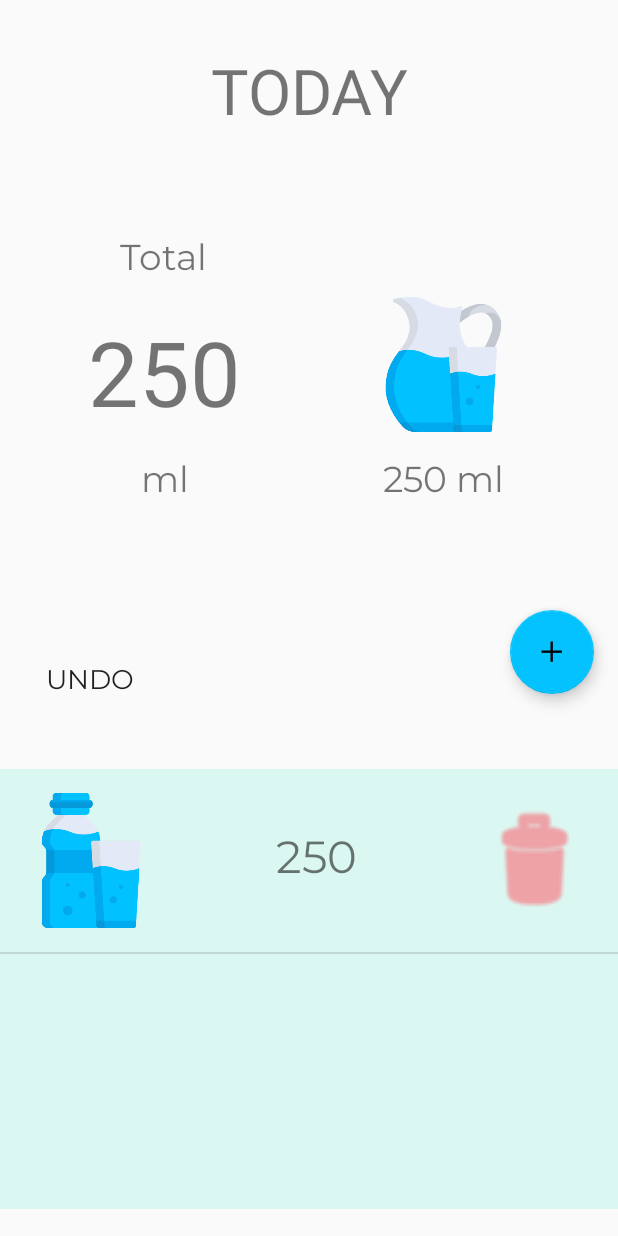
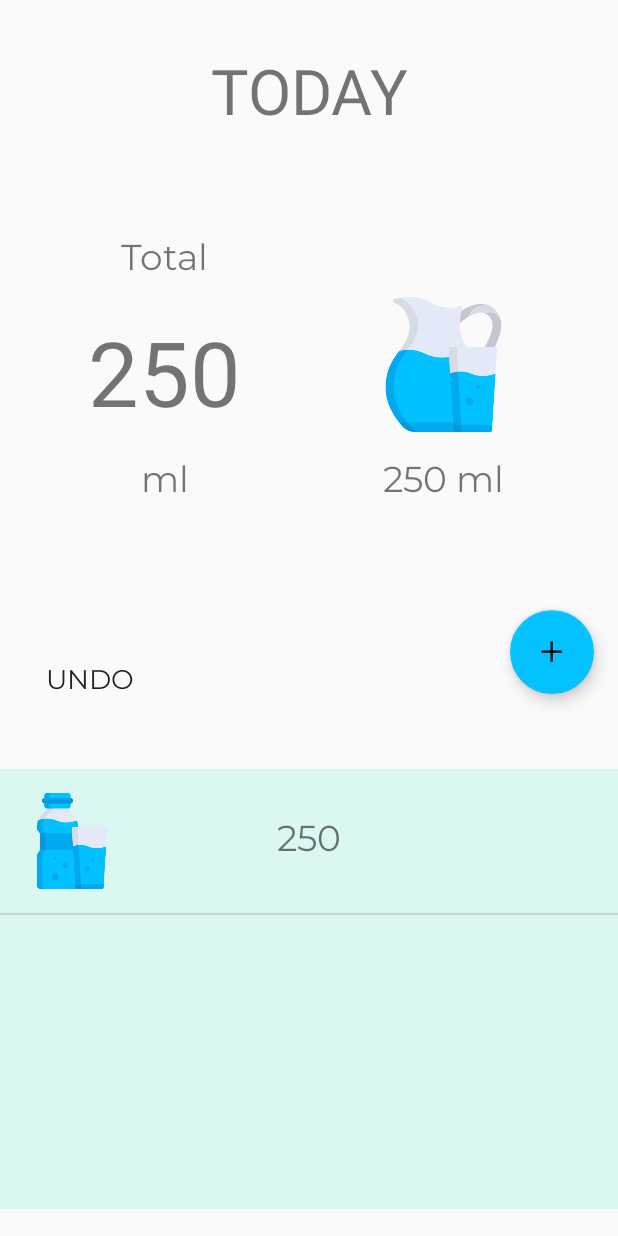
Before and after one commit to EmmaBorkent/DrinkWater, an Android app: the screen it shows after launch (MainActivity), after a tap on an icon or button, on a phone screen of 412 x 824 dp. Run offline under Robolectric (Android 15) with nearby library versions, the phone set to English and light mode, and no system bars; Roboto replaces fonts that are not available here.

Commit message:
made the delete button on listitem ivisible, because I cannot get it work. Made the undo button work instead. Also made variables for glass and bottle and implemented this

```diff
--- a/app/src/main/java/com/ishiki/mizuwodrinkwater/controller/MainActivity.kt
+++ b/app/src/main/java/com/ishiki/mizuwodrinkwater/controller/MainActivity.kt
@@ -4,28 +4,25 @@ import android.content.Intent
 import android.os.Bundle
 import android.support.v7.app.AppCompatActivity
 import android.view.View
-//import android.widget.ArrayAdapter
 import com.ishiki.mizuwodrinkwater.R
 import com.ishiki.mizuwodrinkwater.adapters.TodayDrinksAdapter
-import com.ishiki.mizuwodrinkwater.model.Drinks
+import com.ishiki.mizuwodrinkwater.services.DataService.bottle
 import com.ishiki.mizuwodrinkwater.utilities.EXTRA_AMOUNT
 import com.ishiki.mizuwodrinkwater.services.DataService.drinksToday
+import com.ishiki.mizuwodrinkwater.services.DataService.glass
 import com.ishiki.mizuwodrinkwater.utilities.EXTRA_DAILY
-//import com.ishiki.mizuwodrinkwater.utilities.EXTRA_LIST
 import kotlinx.android.synthetic.main.activity_main.*
 
 class MainActivity : AppCompatActivity() {
 
-    var dailyTotal = 0
-    var waterAmount = 250
-//    private var drinksToday: MutableList<String> = mutableListOf()
+    private var dailyTotal = 0
+    private var waterAmount = 250
     private lateinit var adapter: TodayDrinksAdapter
 
     override fun onSaveInstanceState(outState: Bundle?) {
         super.onSaveInstanceState(outState)
         outState?.run {
             putInt(EXTRA_DAILY, dailyTotal)
-//            putStringArray(EXTRA_LIST, drinksToday.toTypedArray())
         }
     }
 
@@ -36,11 +33,6 @@ class MainActivity : AppCompatActivity() {
         savedInstanceState?.run {
             dailyTotal = getInt(EXTRA_DAILY)
             mainTextDailyTotal.text = dailyTotal.toString()
-
-//            val list = getStringArray(EXTRA_LIST)
-//            if (list != null) {
-//                drinksToday = list.toMutableList()
-//            }
         }
 
         dailyTotal = intent.getIntExtra(EXTRA_DAILY, dailyTotal)
@@ -49,9 +41,6 @@ class MainActivity : AppCompatActivity() {
         waterAmount = intent.getIntExtra(EXTRA_AMOUNT, waterAmount)
         mainWaterAmount.text = getString(R.string.basic_amount, waterAmount)
 
-        // Must be in onCreate
-//        adapter = ArrayAdapter(this, android.R.layout.simple_list_item_1, drinksToday)
-//        drinksTodayList.adapter = adapter
         adapter = TodayDrinksAdapter(this, drinksToday)
         drinksTodayList.adapter = adapter
 
@@ -62,50 +51,26 @@ class MainActivity : AppCompatActivity() {
 
     fun addWaterClick(@Suppress("UNUSED_PARAMETER") view: View) {
         mainTextDailyTotal.text = addWater().toString()
-//        drinksToday.add(0,"$waterAmount ml")
         if (mainWaterAmount.text == "250 ml") {
-            drinksToday.add(0, Drinks("glass", "water01", "250", "ml"))
+//            drinksToday.add(0, Drinks("glass", "water01", "250", "ml"))
+            drinksToday.add(0, glass)
         } else {
-            drinksToday.add(0, Drinks("bottle", "water02", "500", "ml"))
+//            drinksToday.add(0, Drinks("bottle", "water02", "500", "ml"))
+            drinksToday.add(0, bottle)
         }
-
         adapter.notifyDataSetChanged()
-
-        // Print to check
-//        println(drinksToday.toString())
     }
 
     fun removeWaterClick(@Suppress("UNUSED_PARAMETER") view: View) {
         if (dailyTotal > 0 || drinksToday.isNotEmpty()) {
-            mainTextDailyTotal.text = removeWater().toString()
+//            mainTextDailyTotal.text = removeWater().toString()
+            val volume = drinksToday[0].volume
+            dailyTotal -= volume.toInt()
+            mainTextDailyTotal.text = dailyTotal.toString()
             drinksToday.removeAt(0)
             adapter.notifyDataSetChanged()
-
-            // Print to check
-//            println(drinksToday.toString())
         }
     }
-
-//    fun deleteDrinkFromList(view: View) {
-//        mainTextDailyTotal.text = removeWater().toString()
-//
-//        val count = adapter.count
-//        for (i in drinksToday) {
-//            drinksToday.remove(adapter.getItem())
-//        }
-//        if (waterAmount == 250) {
-//            drinksToday.remove(Drinks("glass", "water01", "250", "ml"))
-//        } else {
-//            drinksToday.remove(Drinks("bottle", "water02", "500", "ml"))
-//        }
-////        adapter.notifyDataSetChanged()
-////        drinksTodayList.invalidateViews()
-//    }
-
-//    int count = adapter.getCount();
-//    for (int i = 0; i < count; i++) {
-//        adapter.remove(adapter.getItem(i));
-//    }
 
     fun setGlassClick(@Suppress("UNUSED_PARAMETER") view: View) {
         val setGlassIntent = Intent(this, SetGlassActivity::class.java)
@@ -117,9 +82,4 @@ class MainActivity : AppCompatActivity() {
         dailyTotal += waterAmount
         return dailyTotal
     }
-
-    private fun removeWater(): Int {
-        dailyTotal -= waterAmount
-        return dailyTotal
-    }
 }
--- a/app/src/main/java/com/ishiki/mizuwodrinkwater/controller/SetGlassActivity.kt
+++ b/app/src/main/java/com/ishiki/mizuwodrinkwater/controller/SetGlassActivity.kt
@@ -18,7 +18,6 @@ class SetGlassActivity : AppCompatActivity() {
         setContentView(R.layout.activity_set_glass)
 
         dailyTotal = intent.getIntExtra(EXTRA_DAILY, dailyTotal)
-        println("The total is $dailyTotal")
     }
 
     fun setGlass250(@Suppress("UNUSED_PARAMETER") view: View) {
--- a/app/src/main/java/com/ishiki/mizuwodrinkwater/services/DataService.kt
+++ b/app/src/main/java/com/ishiki/mizuwodrinkwater/services/DataService.kt
@@ -10,6 +10,9 @@ object DataService {
     // When putting it back, remember to also put back the import.
     var drinksToday: MutableList<Drinks> = mutableListOf()
 
+    val glass = Drinks("glass", "water01", "250", "ml")
+    val bottle = Drinks("bottle", "water02", "500", "ml")
+
 //    val glasses = listOf<Drinks>(
 //        Drinks("glass", "water01", "250", "ml"),
 //        Drinks("bottle", "water02", "500", "ml")
--- a/app/src/main/res/layout/activity_main.xml
+++ b/app/src/main/res/layout/activity_main.xml
@@ -21,7 +21,7 @@
             app:layout_constraintStart_toStartOf="parent"
             android:layout_marginEnd="16dp"
             app:layout_constraintEnd_toEndOf="parent"
-            />
+            android:textAlignment="center"/>
 
     <TextView
             android:id="@+id/mainTextIntake"
@@ -37,7 +37,8 @@
             app:layout_constraintStart_toStartOf="parent"
             android:layout_marginEnd="16dp"
             app:layout_constraintEnd_toEndOf="parent"
-            app:layout_constraintHorizontal_bias="0.2"/>
+            app:layout_constraintHorizontal_bias="0.2"
+            android:textAlignment="center"/>
 
     <TextView
             android:id="@+id/mainTextDailyTotal"
@@ -51,7 +52,8 @@
             android:layout_marginTop="16dp"
             android:layout_marginBottom="16dp"
             app:layout_constraintStart_toStartOf="@+id/mainTextIntake"
-            app:layout_constraintEnd_toEndOf="@+id/mainTextIntake"/>
+            app:layout_constraintEnd_toEndOf="@+id/mainTextIntake"
+            android:textAlignment="center"/>
 
     <TextView
             android:id="@+id/mainTextUnit"
@@ -63,7 +65,8 @@
             app:layout_constraintTop_toBottomOf="@+id/mainTextDailyTotal"
             app:layout_constraintBottom_toTopOf="@+id/guideline2"
             app:layout_constraintStart_toStartOf="@+id/mainTextDailyTotal"
-            app:layout_constraintEnd_toEndOf="@+id/mainTextDailyTotal"/>
+            app:layout_constraintEnd_toEndOf="@+id/mainTextDailyTotal"
+            android:textAlignment="center"/>
 
     <ImageButton
             android:id="@+id/mainDrinkImage"
@@ -90,7 +93,8 @@
             android:layout_marginEnd="16dp"
             app:layout_constraintEnd_toEndOf="parent"
             app:layout_constraintBaseline_toBaselineOf="@+id/mainTextUnit"
-            app:layout_constraintHorizontal_bias="0.8"/>
+            app:layout_constraintHorizontal_bias="0.8"
+            android:textAlignment="center"/>
 
     <Button
             android:id="@+id/mainButtonUndo"
--- a/app/src/main/res/layout/today_drinks_list.xml
+++ b/app/src/main/res/layout/today_drinks_list.xml
@@ -1,13 +1,12 @@
 <?xml version="1.0" encoding="utf-8"?>
 <android.support.constraint.ConstraintLayout xmlns:android="http://schemas.android.com/apk/res/android"
                                              xmlns:app="http://schemas.android.com/apk/res-auto"
-                                             xmlns:tools="http://schemas.android.com/tools"
                                              android:layout_width="match_parent"
                                              android:layout_height="wrap_content">
 
     <ImageView
-            android:layout_width="90dp"
-            android:layout_height="90dp"
+            android:layout_width="64dp"
+            android:layout_height="64dp"
             app:srcCompat="@drawable/water01"
             android:id="@+id/drinkListImage"
             android:layout_marginTop="16dp"
@@ -27,33 +26,34 @@
             android:layout_height="wrap_content"
             android:id="@+id/drinkListText"
             android:fontFamily="@font/montserrat"
-            android:textSize="30sp"
+            android:textSize="24sp"
             app:layout_constraintStart_toEndOf="@+id/drinkListImage"
             android:layout_marginStart="16dp"
-            android:layout_marginTop="16dp"
+            android:layout_marginTop="8dp"
             app:layout_constraintTop_toTopOf="parent"
-            android:layout_marginBottom="16dp"
+            android:layout_marginBottom="8dp"
             app:layout_constraintBottom_toBottomOf="parent"
             app:layout_constraintHorizontal_bias="0.5"
             app:layout_constraintEnd_toStartOf="@+id/drinkListButtonDelete"/>
 
-    <ImageButton
-            android:layout_width="80dp"
-            android:layout_height="80dp"
+    <ImageView
+            android:id="@+id/drinkListButtonDelete"
+            android:layout_width="64dp"
+            android:layout_height="64dp"
             app:srcCompat="@android:drawable/ic_menu_delete"
-            android:id="@+id/drinkListButtonDelete"
             android:background="@android:color/transparent"
             android:scaleType="fitXY"
             android:tint="#FA6A75"
-            android:layout_marginTop="16dp"
+            android:layout_marginTop="8dp"
             app:layout_constraintTop_toTopOf="parent"
             app:layout_constraintStart_toEndOf="@+id/drinkListText"
             android:layout_marginStart="16dp"
             android:layout_marginEnd="16dp"
             app:layout_constraintEnd_toEndOf="parent"
-            android:layout_marginBottom="16dp"
+            android:layout_marginBottom="8dp"
             app:layout_constraintBottom_toBottomOf="parent"
             app:layout_constraintHorizontal_bias="0.5"
             android:contentDescription="@string/drink_list_delete_button"
-            android:onClick="deleteDrinkFromList"/>
+            android:visibility="invisible"
+            />
 </android.support.constraint.ConstraintLayout>
```
